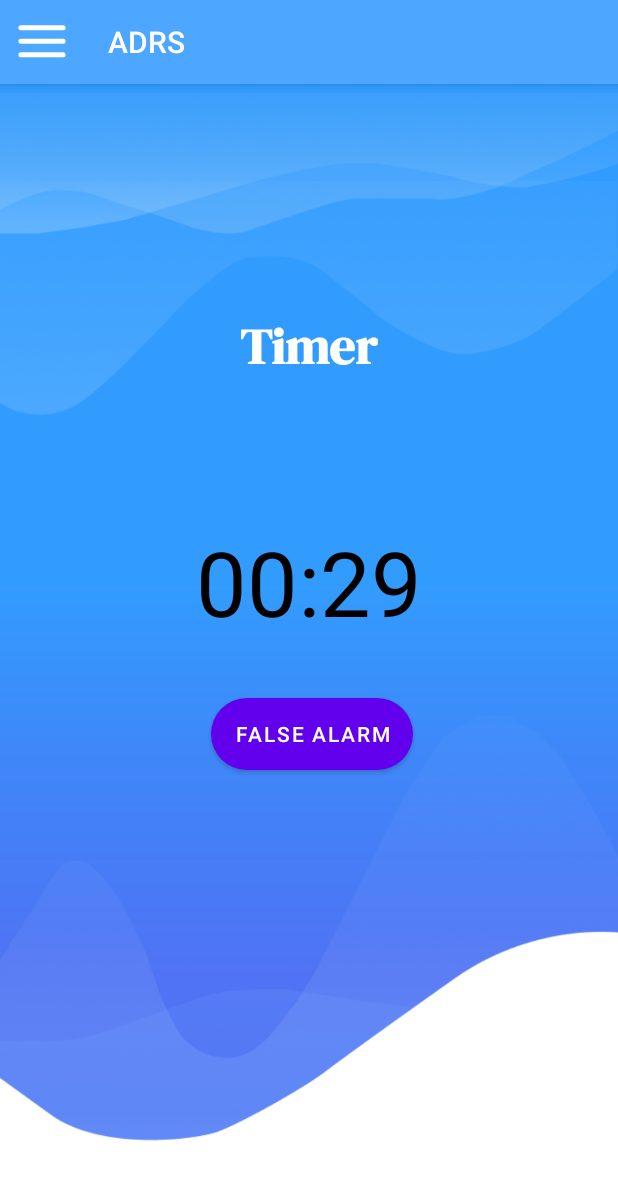
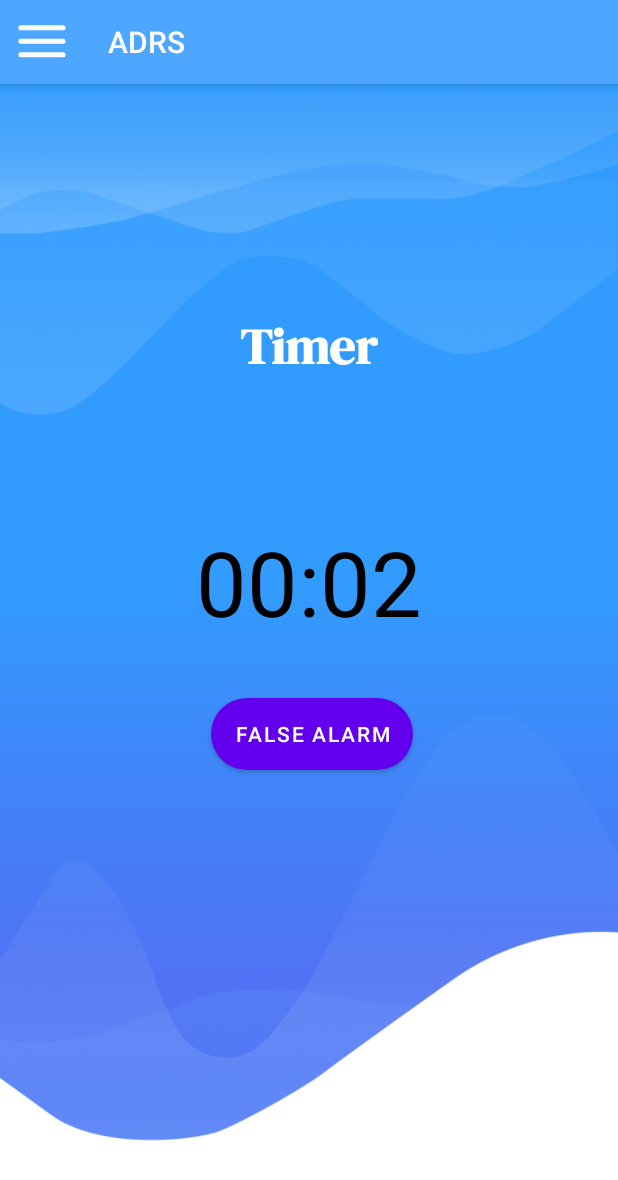
Before and after one commit to TahaTasleem/ADRS-FinalYearProject-MobileApp, an Android app: the fragment Timer placed in its activity, on a phone screen of 412 x 824 dp. Shown: the top 1180 px of the screen. Run offline under Robolectric (Android 15) with nearby library versions, the phone set to English and light mode, and no system bars; 2 statements that could not run were skipped.

Commit message:
bugs fixed

```diff
--- a/AccidentDetectionApp/app/src/main/java/com/example/accidentdetectionapp/Home.java
+++ b/AccidentDetectionApp/app/src/main/java/com/example/accidentdetectionapp/Home.java
@@ -256,7 +256,7 @@ public class Home extends Fragment implements SensorEventListener, LocationListe
 //                    if( isVertical==true || output.equals("no") ){
 //                        Log.i("acc","no accident occur");
 //                    }
-                    if( speed<5.53 || output.equals("no")){
+                    if(  output.equals("no")){
                         Log.i("acc","no accident occur");
                     }
                     else{
--- a/AccidentDetectionApp/app/src/main/java/com/example/accidentdetectionapp/Timer.java
+++ b/AccidentDetectionApp/app/src/main/java/com/example/accidentdetectionapp/Timer.java
@@ -60,7 +60,7 @@ import okhttp3.Response;
  */
 public class Timer extends Fragment {
 
-    private static final long START_TIME_IN_MILLIS = 30000;
+    private static final long START_TIME_IN_MILLIS = 3000;
     FusedLocationProviderClient mFusedLocationClient;
 
     int PERMISSION_ID = 44;
@@ -116,7 +116,7 @@ public class Timer extends Fragment {
         }
         url = getResources().getString(R.string.my_url);
         postUrl= url+"api/report/create";
-        postUrl= url+"api/report/specific";
+//        postUrl= url+"api/report/specific";
         mFusedLocationClient = LocationServices.getFusedLocationProviderClient(getActivity());
 
 
@@ -178,6 +178,7 @@ public class Timer extends Fragment {
                                     new Handler(Looper.getMainLooper()).post(new Runnable() {
                                         @Override
                                         public void run() {
+                                            Log.i("helo",response.toString());
                                             Toast.makeText(getActivity(),"Report Sent Succesfully!",Toast.LENGTH_SHORT).show();                            }
                                     });
                                 }
--- a/AccidentDetectionApp/app/src/main/res/values/strings.xml
+++ b/AccidentDetectionApp/app/src/main/res/values/strings.xml
@@ -16,8 +16,8 @@
     <string name="navigationclose">Close Navigation</string>
 
     //URLs
-    <string name="my_url">"http://192.168.18.6:3000/"</string>
-    <string name="modelapi_url">"http://192.168.18.6:5000/"</string>
+    <string name="my_url">"http://192.168.8.100:3000/"</string>
+    <string name="modelapi_url">"http://192.168.8.100:5000/"</string>
 
     <!-- TODO: Remove or change this placeholder text -->
     <string name="hello_blank_fragment">Hello blank fragment</string>
```
